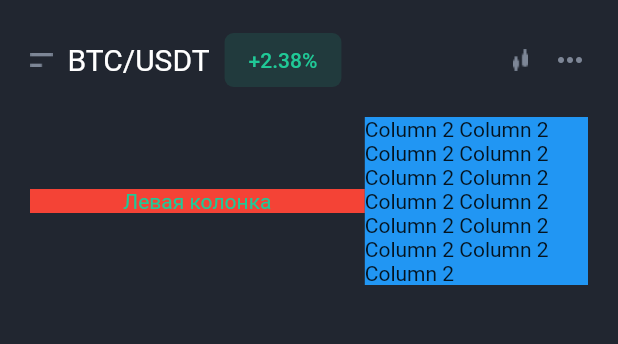
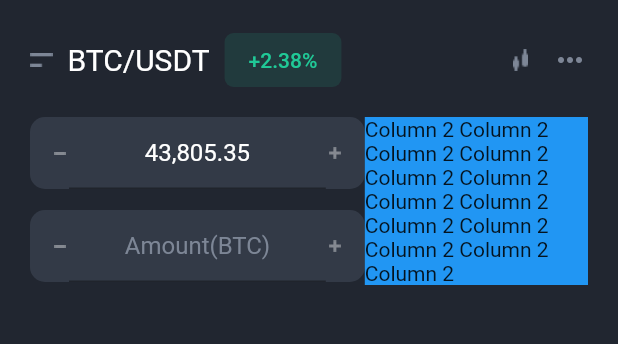
Before and after one commit to petrfalkovsky/trading-flutter-app, a Flutter app: the screen it shows after launch, on a phone screen of 412 x 824 dp, the part 75-419 px from its top. Run offline on Flutter 3.47's test engine with Material 2 defaults, Android fonts, the phone set to English and light mode, and no system bars; Roboto replaces fonts that are missing (Gothic A1).

Commit message:
feat: add Price- n AmountTextFields

```diff
--- a/lib/ui/screens/trade_pair/chart_screen/charts_screen.dart
+++ b/lib/ui/screens/trade_pair/chart_screen/charts_screen.dart
@@ -10,7 +10,157 @@ class Tab1 extends StatelessWidget {
     return Column(
       children: [
         16.h,
-        Row(children: [
+        const UpperDescriptionBlock(),
+        14.h,
+        Row(
+          crossAxisAlignment: CrossAxisAlignment.start,
+          children: [
+            Expanded(
+              flex: 6,
+              child: Column(
+                mainAxisAlignment: MainAxisAlignment.start,
+                children: [
+                  const PriceTextField(),
+                  14.h,
+                  const AmountTextField(),
+                ],
+              ),
+            ),
+            Expanded(
+              flex: 4,
+              child: Container(
+                color: Colors.blue,
+                child: const Center(
+                  child: Text(
+                      'Column 2 Column 2 Column 2 Column 2 Column 2 Column 2 Column 2 Column 2 Column 2 Column 2 Column 2 Column 2 Column 2 '),
+                ),
+              ),
+            ),
+          ],
+        ),
+      ],
+    );
+  }
+}
+
+class AmountTextField extends StatelessWidget {
+  const AmountTextField({
+    super.key,
+  });
+
+  @override
+  Widget build(BuildContext context) {
+    return Container(
+      decoration: BoxDecoration(
+        color: AppConfig.blackLight,
+        borderRadius: BorderRadius.circular(10.0),
+      ),
+      padding: const EdgeInsets.symmetric(horizontal: 16.0),
+      child: Row(
+        children: [
+          SizedBox(
+            width: 10,
+            child: IconButton(
+              alignment: Alignment.centerLeft,
+              padding: const EdgeInsets.symmetric(horizontal: 0),
+              icon: Image.asset(
+                'assets/icons/minus-icon.png',
+                width: 8,
+              ),
+              onPressed: () {},
+            ),
+          ),
+          const Expanded(
+            child: TextField(
+              style: TextStyle(color: AppConfig.activeText),
+              decoration: InputDecoration(
+                hintStyle: TextStyle(color: AppConfig.disactiveText),
+                hintText: 'Amount(BTC)',
+              ),
+              textAlign: TextAlign.center,
+            ),
+          ),
+          SizedBox(
+            width: 10,
+            child: IconButton(
+              alignment: Alignment.centerRight,
+              padding: const EdgeInsets.symmetric(horizontal: 0),
+              icon: Image.asset(
+                'assets/icons/plus-icon.png',
+                width: 8,
+              ),
+              onPressed: () {},
+            ),
+          ),
+        ],
+      ),
+    );
+  }
+}
+
+class PriceTextField extends StatelessWidget {
+  const PriceTextField({
+    super.key,
+  });
+
+  @override
+  Widget build(BuildContext context) {
+    return Container(
+      decoration: BoxDecoration(
+        color: AppConfig.blackLight,
+        borderRadius: BorderRadius.circular(10.0),
+      ),
+      padding: const EdgeInsets.symmetric(horizontal: 16.0),
+      child: Row(
+        children: [
+          SizedBox(
+            width: 10,
+            child: IconButton(
+              alignment: Alignment.centerLeft,
+              padding: const EdgeInsets.symmetric(horizontal: 0),
+              icon: Image.asset(
+                'assets/icons/minus-icon.png',
+                width: 8,
+              ),
+              onPressed: () {},
+            ),
+          ),
+          const Expanded(
+            child: TextField(
+              style: TextStyle(color: AppConfig.activeText),
+              decoration: InputDecoration(
+                hintStyle: TextStyle(color: AppConfig.activeText),
+                hintText: '43,805.35',
+              ),
+              textAlign: TextAlign.center,
+            ),
+          ),
+          SizedBox(
+            width: 10,
+            child: IconButton(
+              alignment: Alignment.centerRight,
+              padding: const EdgeInsets.symmetric(horizontal: 0),
+              icon: Image.asset(
+                'assets/icons/plus-icon.png',
+                width: 8,
+              ),
+              onPressed: () {},
+            ),
+          ),
+        ],
+      ),
+    );
+  }
+}
+
+class UpperDescriptionBlock extends StatelessWidget {
+  const UpperDescriptionBlock({
+    super.key,
+  });
+
+  @override
+  Widget build(BuildContext context) {
+    return Row(children: [
       Expanded(
         flex: 8,
         child: Row(
@@ -43,8 +193,7 @@ class Tab1 extends StatelessWidget {
               ),
               child: const Text(
                 style: TextStyle(
-                        fontSize: AppConfig.fontSize14,
-                        color: AppConfig.greenText),
+                    fontSize: AppConfig.fontSize14, color: AppConfig.greenText),
                 "+2.38%",
               ),
             ),
@@ -66,37 +215,6 @@ class Tab1 extends StatelessWidget {
           ],
         ),
       )
-        ]),
-        14.h,
-        Row(
-          children: [
-            Expanded(
-              flex: 6,
-              child: Container(
-                color: Colors.red,
-                child: const Center(
-                  child: Text(
-                    style: TextStyle(
-                        fontSize: AppConfig.fontSize14,
-                        color: AppConfig.greenText),
-                    "Левая колонка",
-                  ),
-                ),
-              ),
-            ),
-            Expanded(
-              flex: 4,
-              child: Container(
-                color: Colors.blue,
-                child: const Center(
-                  child: Text(
-                      'Column 2 Column 2 Column 2 Column 2 Column 2 Column 2 Column 2 Column 2 Column 2 Column 2 Column 2 Column 2 Column 2 '),
-                ),
-              ),
-            ),
-          ],
-        ),
-      ],
-    );
+    ]);
   }
 }
```
Also changed, not shown: assets/icons/minus-icon.png (added), assets/icons/plus-icon.png (added). Lines whose indentation alone changed are shown as unchanged.
